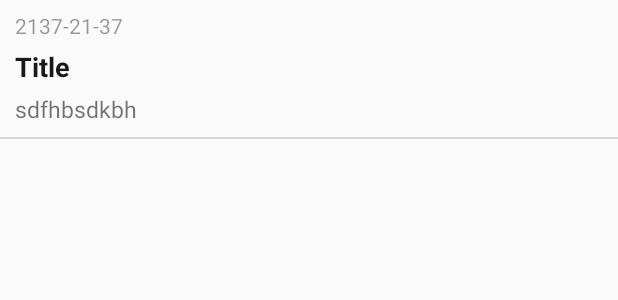
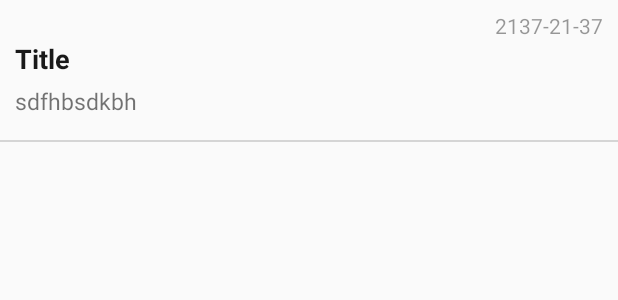
Before and after one commit to asi-pwr/hopeIT, an Android app: the layout item_message.xml on its own in the app's theme, with its tools: preview values and no code run, on a phone screen of 412 x 824 dp. Shown: the top 300 px of the screen. Run offline under Robolectric (Android 15) with nearby library versions, the phone set to English and light mode, and no system bars.

Commit message:
Began working on messages  list xml

```diff
--- a/hopeItApp/hopeItApp/app/src/main/res/layout/item_message.xml
+++ b/hopeItApp/hopeItApp/app/src/main/res/layout/item_message.xml
@@ -18,13 +18,15 @@
         android:layout_width="match_parent"
         android:layout_height="wrap_content"
         android:textColor="@color/textDisabled"
+        android:layout_marginBottom="0dp"
+        android:textAlignment="textEnd"
         android:text="@string/message_date_place_holder"/>
 
     <TextView
         android:id="@+id/notification_hist_title"
         android:layout_width="match_parent"
         android:layout_height="wrap_content"
-        android:layout_marginTop="5dp"
+        android:layout_marginTop="0dp"
         android:textStyle="bold"
         android:textColor="@color/textPrimary"
         android:textSize="18sp"
@@ -35,7 +37,7 @@
         android:layout_width="match_parent"
         android:layout_height="wrap_content"
         android:layout_marginTop="5dp"
-        android:layout_marginBottom="8sp"
+        android:layout_marginBottom="15sp"
         android:layout_marginEnd="10dp"
         android:textColor="@color/textSecondary"
         android:textSize="15sp"
```
